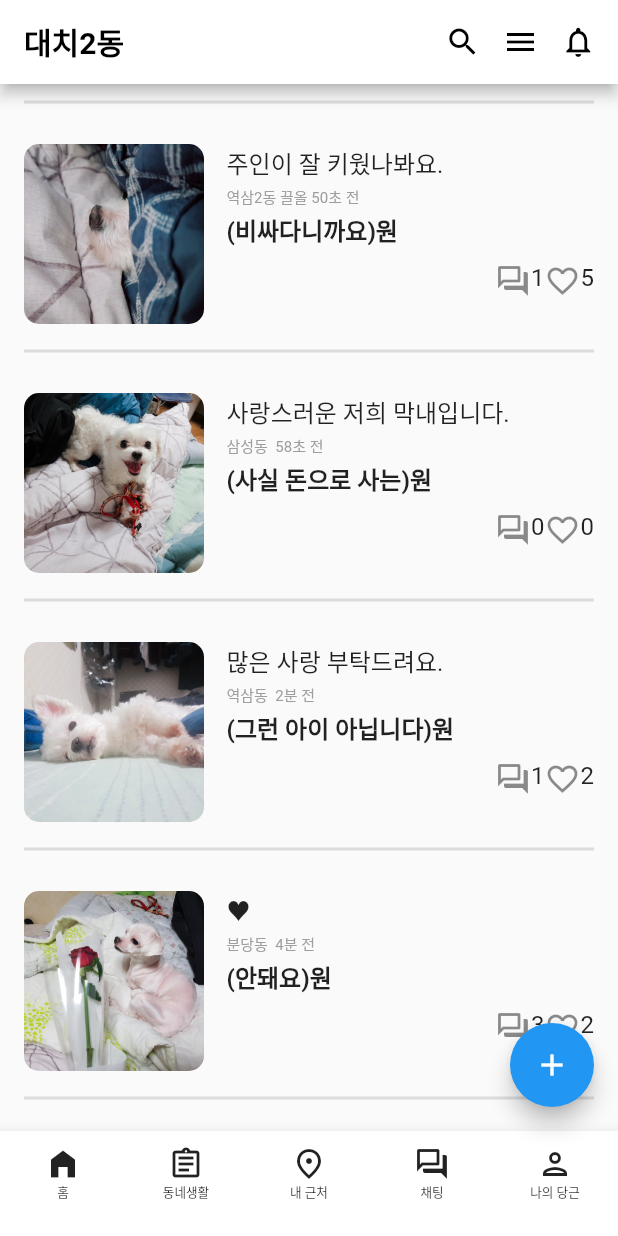
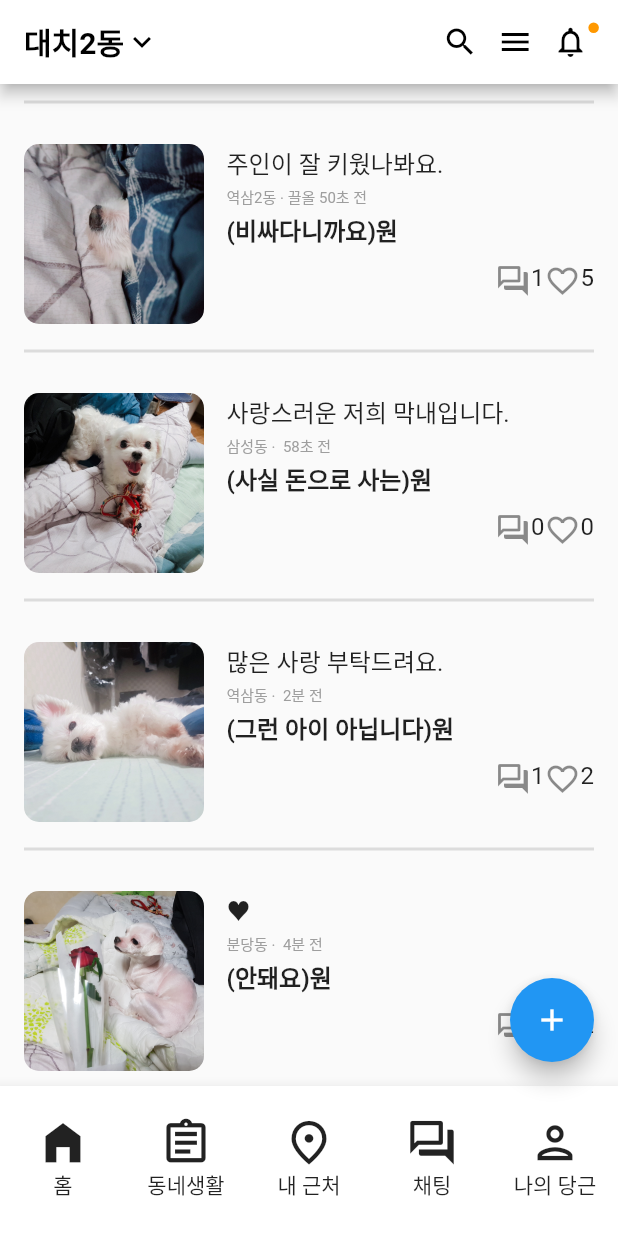
Before and after one commit to wonsun2006/basic_contact_for_DevKor, a Flutter app: the screen it shows after launch, scrolled down 306 dp, on a phone screen of 412 x 824 dp. Run offline on Flutter 3.47's test engine with Material 2 defaults, Android fonts, the phone set to English and light mode, and no system bars.

Commit message:
add notification

```diff
--- a/lib/main.dart
+++ b/lib/main.dart
@@ -24,9 +24,13 @@ class MyApp extends StatelessWidget {
               title: Row(children: [
                 Text(
                   '대치2동',
-                  style: TextStyle(fontWeight: FontWeight.bold, color: Colors.black),
+                  style: TextStyle(
+                      fontWeight: FontWeight.bold, color: Colors.black),
                 ),
-                Icon(Icons.keyboard_arrow_down),
+                Icon(
+                  Icons.keyboard_arrow_down,
+                  color: Colors.black,
+                ),
               ]),
               actions: [
                 SizedBox(
@@ -34,19 +38,49 @@ class MyApp extends StatelessWidget {
                     child: Row(
                       mainAxisAlignment: MainAxisAlignment.spaceEvenly,
                       children: [
-                        Icon(Icons.search_outlined, color: Colors.black,),
-                        Icon(Icons.menu_outlined, color: Colors.black,),
-                        Icon(Icons.notifications_outlined, color: Colors.black,),
+                        Icon(
+                          Icons.search_outlined,
+                          color: Colors.black,
+                        ),
+                        Icon(
+                          Icons.menu_outlined,
+                          color: Colors.black,
+                        ),
+                        Row(
+                          children: [
+                            Icon(
+                              Icons.notifications_outlined,
+                              color: Colors.black,
+                            ),
+                            Column(
+//                              mainAxisAlignment:,
+                              children: [
+                                Container(
+                                  width: 7,
+                                  height: 7,
+                                  margin: EdgeInsets.fromLTRB(0, 15, 0, 0),
+                                  decoration: BoxDecoration(
+                                      color: Colors.orange,
+                                      shape: BoxShape.circle),
+                                ),
+                              ],
+                            )
+                          ],
+                        )
                       ],
                     ))
               ]),
           body: ShopItemList(),
           bottomNavigationBar: BottomAppBar(
+              child: Padding(
+                  padding: EdgeInsets.fromLTRB(0, 10, 0, 0),
                   child: Row(
                     mainAxisAlignment: MainAxisAlignment.spaceEvenly,
                     children: [
-              BottomAppBarItem(
-                  param: {'icon_url': Icons.home_filled, 'menu_text': "홈"}),
+                      BottomAppBarItem(param: {
+                        'icon_url': Icons.home_filled,
+                        'menu_text': "홈"
+                      }),
                       BottomAppBarItem(param: {
                         'icon_url': Icons.assignment_outlined,
                         'menu_text': "동네생활"
@@ -64,8 +98,7 @@ class MyApp extends StatelessWidget {
                         'menu_text': "나의 당근"
                       }),
                     ],
-          ))),
-
+                  )))),
     );
   }
 }
@@ -81,13 +114,14 @@ class BottomAppBarItem extends StatelessWidget {
         padding: EdgeInsets.all(10.0),
         child: SizedBox(
           width: 60,
-          height: 50,
+          height: 70,
           child: Column(
             children: [
-              Icon(param['icon_url']),
+              Icon(param['icon_url'],
+              size: 35,),
               Text(
                 param['menu_text'],
-                textScaleFactor: 0.6,
+                textScaleFactor: 1.0,
               ),
             ],
           ),
@@ -131,7 +165,7 @@ class ShopItem extends StatelessWidget {
                             padding: EdgeInsets.fromLTRB(15, 3, 0, 0),
                             child: Text(
                               param["area_name"] +
-                                  " " +
+                                  " · " +
                                   param["is_reupdated"] +
                                   " " +
                                   param["last_time"],
@@ -233,7 +267,6 @@ class ShopItemList extends StatelessWidget {
                 "price_text": "(사실 돈으로 사는)",
                 "comment_count": "0",
                 "favorite_count": "0",
-
               }),
               ShopItem(param: {
                 "img_url": "assets/dog(4).png",
```
Lines whose indentation alone changed are shown as unchanged.
